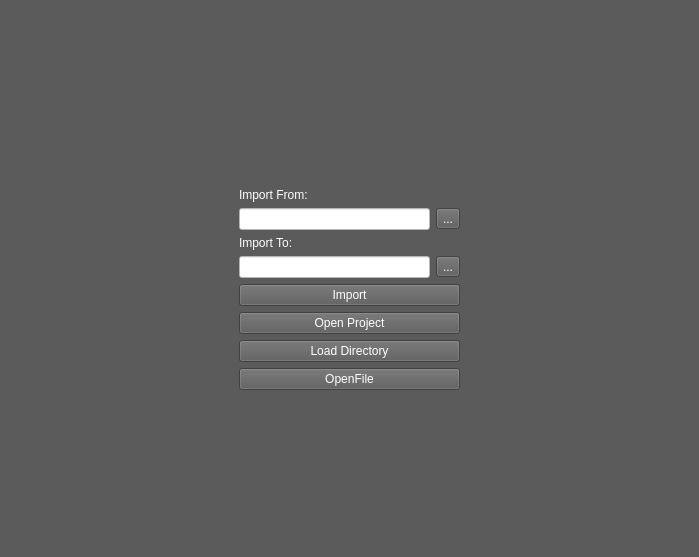
Old version of the form trunk/src/edr/src/plugins/dicom/ui/dicomSource.ui in the repository mk4me/hm-mde-one.
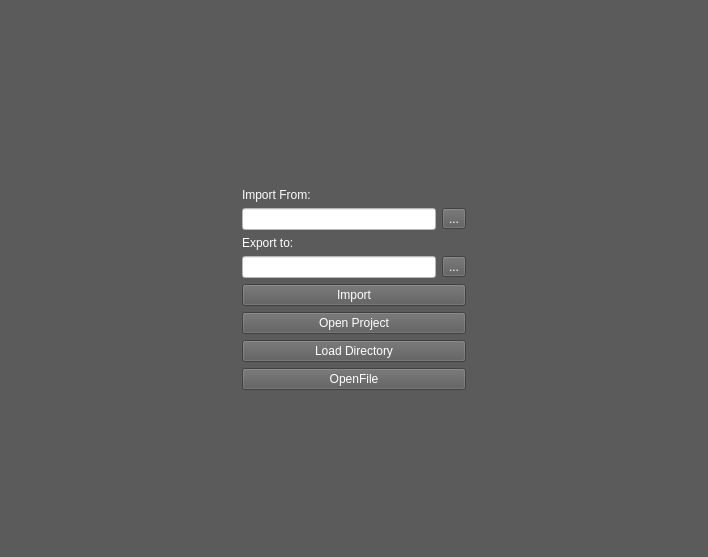
New version of the form. Icons and pictures are not drawn.

```diff
--- a/trunk/src/edr/src/plugins/dicom/ui/dicomSource.ui
+++ b/trunk/src/edr/src/plugins/dicom/ui/dicomSource.ui
@@ -6,7 +6,7 @@
    <rect>
     <x>0</x>
     <y>0</y>
-    <width>699</width>
+    <width>708</width>
     <height>557</height>
    </rect>
   </property>
@@ -84,7 +84,7 @@
      <item>
       <widget class="QLabel" name="importToLabel">
        <property name="text">
-        <string>Import To:</string>
+        <string>Export to:</string>
        </property>
       </widget>
      </item>
```
Left out of the diff: 6 changed lines with no effect on the pictures.
